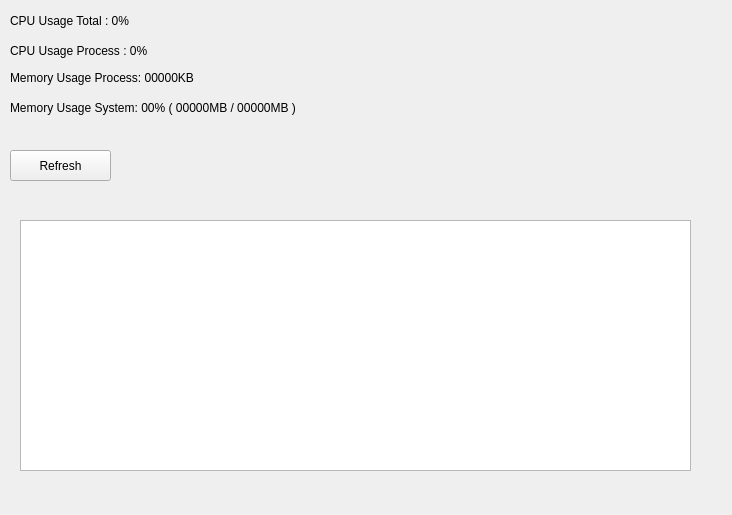
First picture: the form in QtGuiApplicationTest/QtGuiApplicationTest/DebugInfoHardwareWidget.ui, repository xautshuanglong/QtLearningRepository, before the edit.
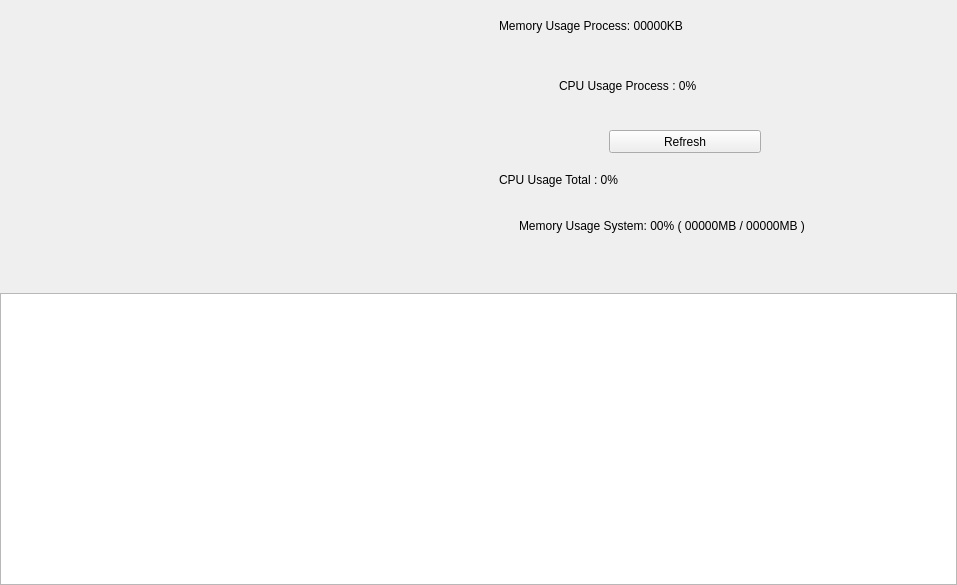
Second picture: the form after the edit.

Diff of the .ui file:
```diff
--- a/QtGuiApplicationTest/QtGuiApplicationTest/DebugInfoHardwareWidget.ui
+++ b/QtGuiApplicationTest/QtGuiApplicationTest/DebugInfoHardwareWidget.ui
@@ -6,88 +6,125 @@
    <rect>
     <x>0</x>
     <y>0</y>
-    <width>732</width>
-    <height>515</height>
+    <width>957</width>
+    <height>585</height>
    </rect>
   </property>
   <property name="windowTitle">
    <string>Form</string>
   </property>
+  <layout class="QVBoxLayout" name="verticalLayout" stretch="1,1">
+   <property name="spacing">
+    <number>0</number>
+   </property>
+   <property name="sizeConstraint">
+    <enum>QLayout::SetMinAndMaxSize</enum>
+   </property>
+   <property name="leftMargin">
+    <number>0</number>
+   </property>
+   <property name="topMargin">
+    <number>0</number>
+   </property>
+   <property name="rightMargin">
+    <number>0</number>
+   </property>
+   <property name="bottomMargin">
+    <number>0</number>
+   </property>
+   <item>
+    <layout class="QHBoxLayout" name="topLayout" stretch="1,1">
+     <property name="spacing">
+      <number>0</number>
+     </property>
+     <property name="sizeConstraint">
+      <enum>QLayout::SetMinAndMaxSize</enum>
+     </property>
+     <item>
+      <widget class="QWidget" name="topLeftWidget" native="true"/>
+     </item>
+     <item>
+      <widget class="QWidget" name="topRightWidget" native="true">
   <widget class="QPushButton" name="btnRefresh">
    <property name="geometry">
     <rect>
-     <x>10</x>
-     <y>150</y>
-     <width>101</width>
-     <height>31</height>
+          <x>130</x>
+          <y>130</y>
+          <width>152</width>
+          <height>23</height>
     </rect>
    </property>
    <property name="text">
     <string>Refresh</string>
    </property>
   </widget>
-  <widget class="QLabel" name="lbCpuUsageTotal">
-   <property name="geometry">
-    <rect>
-     <x>10</x>
-     <y>10</y>
-     <width>161</width>
-     <height>21</height>
-    </rect>
-   </property>
-   <property name="text">
-    <string>CPU Usage Total : 0%</string>
-   </property>
-  </widget>
-  <widget class="QLabel" name="lbCpuUsageProcess">
-   <property name="geometry">
-    <rect>
-     <x>10</x>
-     <y>40</y>
-     <width>161</width>
-     <height>21</height>
-    </rect>
-   </property>
-   <property name="text">
-    <string>CPU Usage Process : 0%</string>
-   </property>
-  </widget>
   <widget class="QLabel" name="lbMemoryUsageSystem">
    <property name="geometry">
     <rect>
-     <x>10</x>
-     <y>100</y>
-     <width>411</width>
-     <height>16</height>
+          <x>40</x>
+          <y>210</y>
+          <width>301</width>
+          <height>31</height>
     </rect>
    </property>
    <property name="text">
     <string>Memory Usage System: 00% ( 00000MB / 00000MB )</string>
    </property>
   </widget>
-  <widget class="QLabel" name="lbMemoryUsageProcess">
+       <widget class="QLabel" name="lbCpuUsageProcess">
    <property name="geometry">
     <rect>
-     <x>10</x>
+          <x>80</x>
      <y>70</y>
-     <width>411</width>
-     <height>16</height>
+          <width>201</width>
+          <height>31</height>
+         </rect>
+        </property>
+        <property name="text">
+         <string>CPU Usage Process : 0%</string>
+        </property>
+       </widget>
+       <widget class="QLabel" name="lbMemoryUsageProcess">
+        <property name="geometry">
+         <rect>
+          <x>20</x>
+          <y>10</y>
+          <width>311</width>
+          <height>31</height>
     </rect>
    </property>
    <property name="text">
     <string>Memory Usage Process: 00000KB</string>
    </property>
   </widget>
-  <widget class="QTableWidget" name="twNetConnection">
+       <widget class="QLabel" name="lbCpuUsageTotal">
    <property name="geometry">
     <rect>
      <x>20</x>
-     <y>220</y>
-     <width>671</width>
-     <height>251</height>
-    </rect>
-   </property>
-  </widget>
+          <y>170</y>
+          <width>331</width>
+          <height>20</height>
+         </rect>
+        </property>
+        <property name="text">
+         <string>CPU Usage Total : 0%</string>
+        </property>
+       </widget>
+      </widget>
+     </item>
+    </layout>
+   </item>
+   <item>
+    <layout class="QHBoxLayout" name="bottomLayout" stretch="0">
+     <property name="spacing">
+      <number>0</number>
+     </property>
+     <item>
+      <widget class="QTableWidget" name="twNetConnection"/>
+     </item>
+    </layout>
+   </item>
+  </layout>
  </widget>
  <resources/>
  <connections/>
```
Lines whose indentation alone changed are shown as unchanged.
